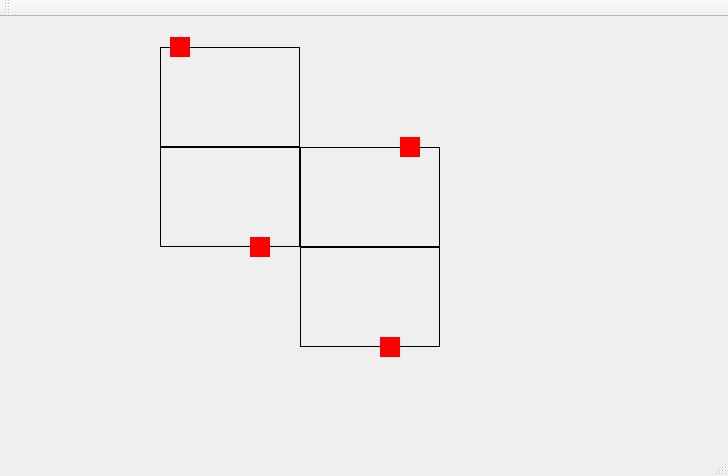
The window that TrabalhoTrem/mainwindow.ui (thaislins/Trabalho-Final-SO) describes before a commit, drawn with Qt 5.
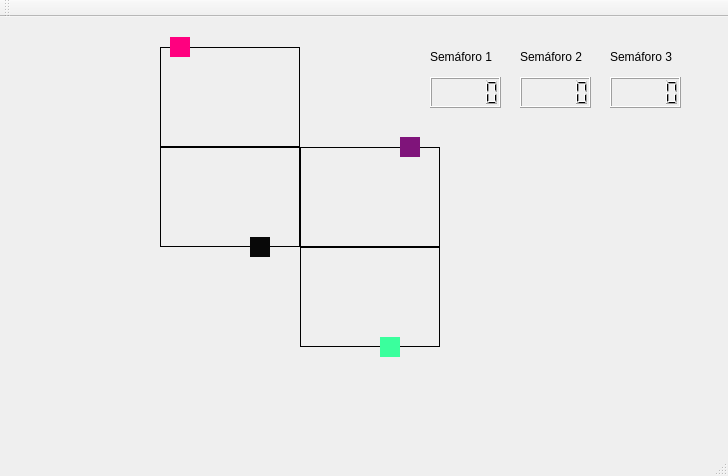
The same window after the commit.

```diff
--- a/TrabalhoTrem/mainwindow.ui
+++ b/TrabalhoTrem/mainwindow.ui
@@ -24,7 +24,7 @@
      </rect>
     </property>
     <property name="styleSheet">
-     <string notr="true">background-color: red</string>
+     <string notr="true">background-color: rgb(8, 8, 8)</string>
     </property>
     <property name="text">
      <string/>
@@ -74,7 +74,8 @@
      </rect>
     </property>
     <property name="styleSheet">
-     <string notr="true">background-color: red</string>
+     <string notr="true">background-color: rgb(255, 0, 127)
+</string>
     </property>
     <property name="text">
      <string/>
@@ -90,7 +91,7 @@
      </rect>
     </property>
     <property name="styleSheet">
-     <string notr="true">background-color: red</string>
+     <string notr="true">background-color: rgb(127, 20, 122)</string>
     </property>
     <property name="text">
      <string/>
@@ -106,7 +107,7 @@
      </rect>
     </property>
     <property name="styleSheet">
-     <string notr="true">background-color: red</string>
+     <string notr="true">background-color: rgb(58, 255, 157)</string>
     </property>
     <property name="text">
      <string/>
@@ -146,6 +147,75 @@
      <string/>
     </property>
    </widget>
+   <widget class="QLabel" name="label_4">
+    <property name="geometry">
+     <rect>
+      <x>430</x>
+      <y>30</y>
+      <width>81</width>
+      <height>20</height>
+     </rect>
+    </property>
+    <property name="text">
+     <string>Semáforo 1</string>
+    </property>
+   </widget>
+   <widget class="QLCDNumber" name="count1">
+    <property name="geometry">
+     <rect>
+      <x>430</x>
+      <y>60</y>
+      <width>71</width>
+      <height>31</height>
+     </rect>
+    </property>
+   </widget>
+   <widget class="QLabel" name="label">
+    <property name="geometry">
+     <rect>
+      <x>520</x>
+      <y>30</y>
+      <width>81</width>
+      <height>20</height>
+     </rect>
+    </property>
+    <property name="text">
+     <string>Semáforo 2</string>
+    </property>
+   </widget>
+   <widget class="QLCDNumber" name="count2">
+    <property name="geometry">
+     <rect>
+      <x>520</x>
+      <y>60</y>
+      <width>71</width>
+      <height>31</height>
+     </rect>
+    </property>
+   </widget>
+   <widget class="QLabel" name="label_5">
+    <property name="geometry">
+     <rect>
+      <x>610</x>
+      <y>30</y>
+      <width>81</width>
+      <height>20</height>
+     </rect>
+    </property>
+    <property name="text">
+     <string>Semáforo 3</string>
+    </property>
+   </widget>
+   <widget class="QLCDNumber" name="count3">
+    <property name="geometry">
+     <rect>
+      <x>610</x>
+      <y>60</y>
+      <width>71</width>
+      <height>31</height>
+     </rect>
+    </property>
+   </widget>
    <zorder>labelTrilho02</zorder>
    <zorder>labelTrilho00</zorder>
    <zorder>labelTrilho03</zorder>
```
Left out of the diff: 6 changed lines with no effect on the pictures.
